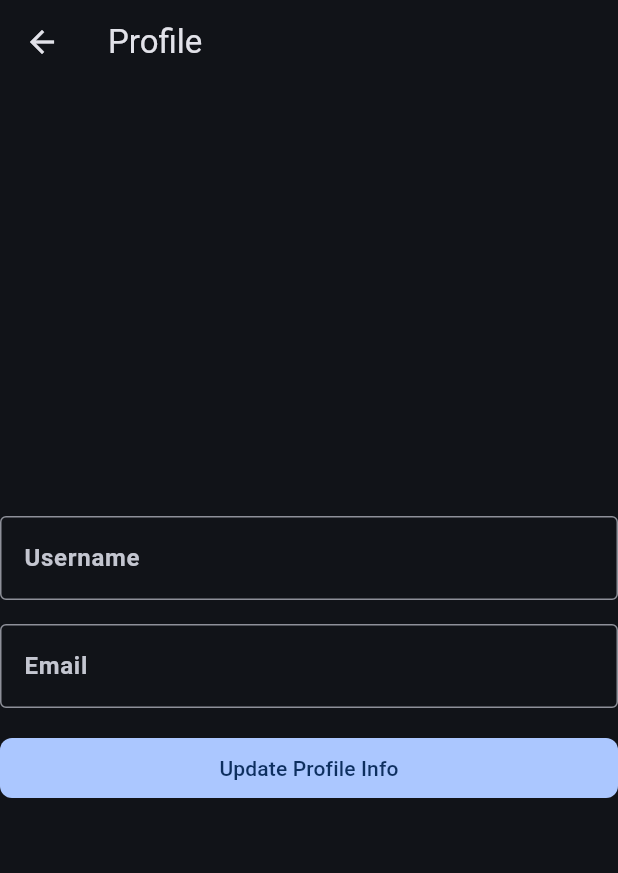
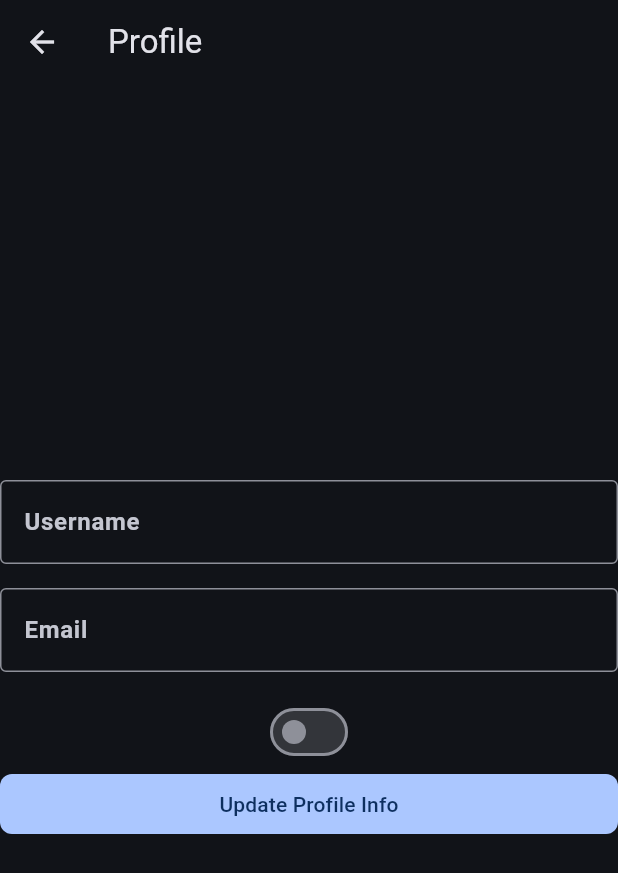
Before and after one commit to hassan1091/tarsheed, a Flutter app: the ProfileScreen screen opened directly, on a phone screen of 412 x 824 dp. Shown: the top 873 px of the screen. Run offline on Flutter 3.47's test engine with Material 3 defaults, Android fonts, the light colour scheme and no system bars; our stand-ins replace cloud_firestore, equatable, firebase_auth, firebase_core, firebase_messaging, fl_chart and 3 more; accounts and stored records are empty; generated files the repository leaves out were written again.

Commit message:
manage the save mode in all of the app

```diff
--- a/lib/main.dart
+++ b/lib/main.dart
@@ -11,6 +11,7 @@ import 'package:tarsheed/modules/home/blocs/home_bloc/home_bloc.dart';
 import 'package:tarsheed/modules/home/blocs/routines_bloc/routines_bloc.dart';
 import 'package:tarsheed/modules/home/home_screen.dart';
 import 'package:tarsheed/modules/main/main_screen.dart';
+import 'package:tarsheed/services/firebase/firebase_service.dart';
 import 'package:tarsheed/shared/themes/app_theme.dart';
 
 Future<void> main() async {
@@ -19,7 +20,7 @@ Future<void> main() async {
   await _initializeFirebase();
   FirebaseMessagingService.setupFirebaseMessaging();
 
-  runApp(const MyApp());
+  runApp(MyApp());
 }
 
 Future<void> _initializeFirebase() async {
@@ -36,16 +37,33 @@ Future<void> _initializeFirebase() async {
 }
 
 class MyApp extends StatefulWidget {
-  const MyApp({super.key});
+  static GlobalKey<MyAppState> globalKey = GlobalKey();
+
+  MyApp() : super(key: globalKey);
 
   @override
-  State<MyApp> createState() => _MyAppState();
+  MyAppState createState() => MyAppState();
 }
 
-class _MyAppState extends State<MyApp> {
+class MyAppState extends State<MyApp> {
+  ThemeData _currentTheme = AppTheme.darkTheme;
+
+  void updateTheme(ThemeData newTheme) {
+    setState(() {
+      _currentTheme = newTheme;
+    });
+  }
+
   @override
   void initState() {
     super.initState();
+    if (FirebaseAuth.instance.currentUser != null) {
+      FirebaseService().getUser().then((value) {
+        if (value.isSafeMode) {
+          updateTheme(AppTheme.safeTheme);
+        }
+      });
+    }
     _requestFirebasePermissions();
   }
 
@@ -73,7 +91,7 @@ class _MyAppState extends State<MyApp> {
   Widget build(BuildContext context) {
     return MaterialApp(
       title: AppConstants.appName,
-      theme: AppTheme.darkTheme,
+      theme: _currentTheme,
       home: FirebaseAuth.instance.currentUser == null
           ? const MainScreen()
           : MultiBlocProvider(
--- a/lib/models/profile.dart
+++ b/lib/models/profile.dart
@@ -1,8 +1,9 @@
 class Profile {
   final String? uid;
   final String? name;
+  final bool isSafeMode;
 
-  Profile({this.uid, this.name});
+  Profile({this.uid, this.name, this.isSafeMode = false});
 
-  Map<String, dynamic> toJson() => {'name': name};
+  Map<String, dynamic> toJson() => {'name': name, 'is_safe_mode': isSafeMode};
 }
--- a/lib/modules/profile/bloc/profile_event.dart
+++ b/lib/modules/profile/bloc/profile_event.dart
@@ -8,3 +8,5 @@ class ProfileSubmittedEvent extends ProfileEvent {
 
   ProfileSubmittedEvent({this.email, this.username});
 }
+
+class SaveModeToggle extends ProfileEvent {}
--- a/lib/modules/profile/bloc/profile_state.dart
+++ b/lib/modules/profile/bloc/profile_state.dart
@@ -16,4 +16,8 @@ final class ProfileErrorState extends ProfileState {
   ProfileErrorState(this.message);
 }
 
-final class ProfileSuccessState extends ProfileState {}
+final class ProfileSuccessState extends ProfileState {
+  final bool? isSafeMode;
+
+  ProfileSuccessState({this.isSafeMode});
+}
--- a/lib/modules/profile/profile_screen.dart
+++ b/lib/modules/profile/profile_screen.dart
@@ -1,8 +1,11 @@
 import 'package:flutter/material.dart';
 import 'package:flutter_bloc/flutter_bloc.dart';
 import 'package:gap/gap.dart';
+import 'package:tarsheed/core/constants/app_constants.dart';
 import 'package:tarsheed/core/utils/field_validation.dart';
+import 'package:tarsheed/main.dart';
 import 'package:tarsheed/modules/profile/bloc/profile_bloc.dart';
+import 'package:tarsheed/shared/themes/app_theme.dart';
 import 'package:tarsheed/shared/widgets/my_text_form_field.dart';
 
 class ProfileScreen extends StatefulWidget {
@@ -95,7 +98,17 @@ class _ProfileForm extends StatelessWidget {
 
   @override
   Widget build(BuildContext context) {
-    return Center(
+    final isSafeMode = Theme.of(context).colorScheme.background ==
+        AppConstants.safeBackgroundColor;
+    return BlocListener<ProfileBloc, ProfileState>(
+      listener: (context, state) {
+        if (state is ProfileSuccessState && state.isSafeMode != null) {
+          MyApp.globalKey.currentState?.updateTheme(
+            state.isSafeMode! ? AppTheme.safeTheme : AppTheme.darkTheme,
+          );
+        }
+      },
+      child: Center(
         child: Form(
           key: formKey,
           child: ListView(
@@ -114,11 +127,18 @@ class _ProfileForm extends StatelessWidget {
                 type: TextInputType.emailAddress,
               ),
               const Gap(16),
+              Switch(
+                value: isSafeMode,
+                onChanged: (_) {
+                  context.read<ProfileBloc>().add(SaveModeToggle());
+                },
+              ),
               FilledButton(
                 onPressed: () => profilePressed(context),
                 child: const Text("Update Profile Info"),
               ),
             ],
+          ),
         ),
       ),
     );
```
Also changed, not shown: lib/modules/home/home_screen.dart (+15 -0 lines), lib/modules/profile/bloc/profile_bloc.dart (+20 -0 lines), 1 other file. Lines whose indentation alone changed are shown as unchanged.
